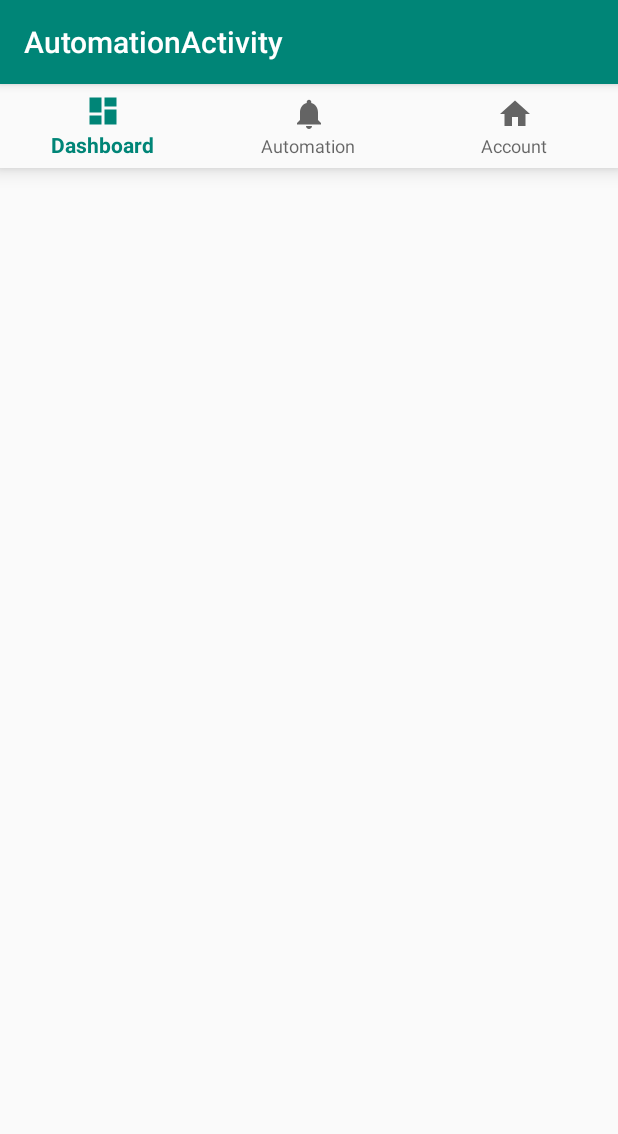
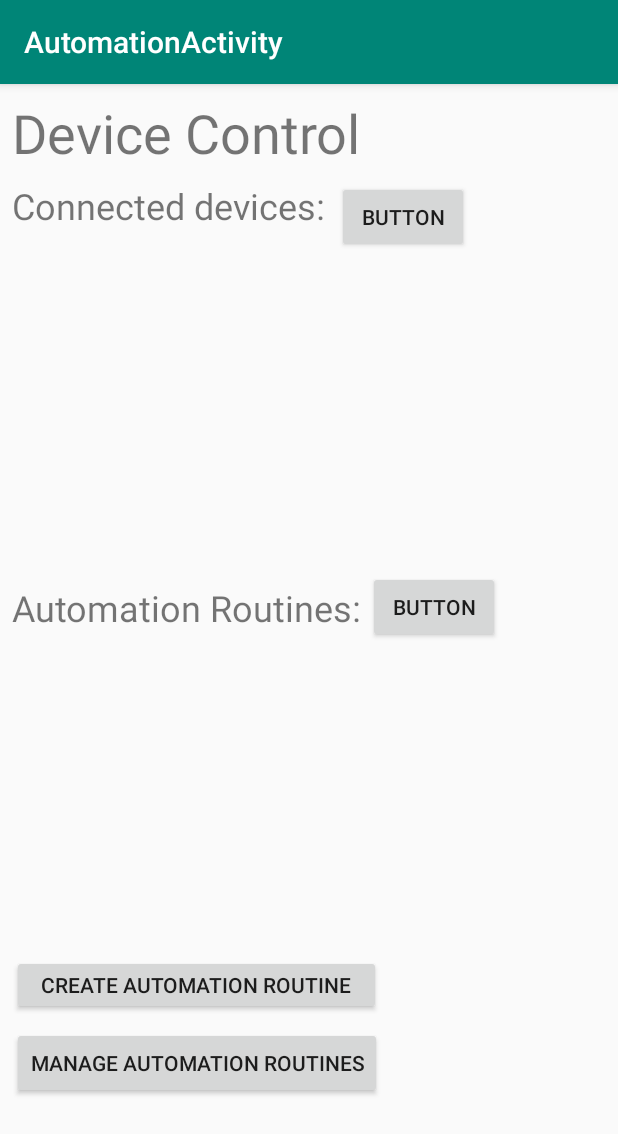
Before and after one commit to unimata/MyHomeHub, an Android app: the AutomationActivity screen opened directly, with no data from a screen before it, on a phone screen of 412 x 824 dp. Shown: the top 1134 px of the screen. Run offline under Robolectric (Android 15) with nearby library versions, the phone set to English and light mode, and no system bars.

Commit message:
Added activitity based on the homepage from the functional area 3 wireframes in VP

```diff
--- a/app/src/main/java/com/homehub/dragan/myhomehub/AutomationActivity.java
+++ b/app/src/main/java/com/homehub/dragan/myhomehub/AutomationActivity.java
@@ -42,11 +42,7 @@ public class AutomationActivity extends AppCompatActivity {
     @Override
     protected void onCreate(Bundle savedInstanceState) {
         super.onCreate(savedInstanceState);
-        setContentView(R.layout.activity_automation);
-
-        mTextMessage = (TextView) findViewById(R.id.message);
-        BottomNavigationView navigation = (BottomNavigationView) findViewById(R.id.navigation);
-        navigation.setOnNavigationItemSelectedListener(mOnNavigationItemSelectedListener);
+        setContentView(R.layout.activity_device_control);
     }
 
 }
```
